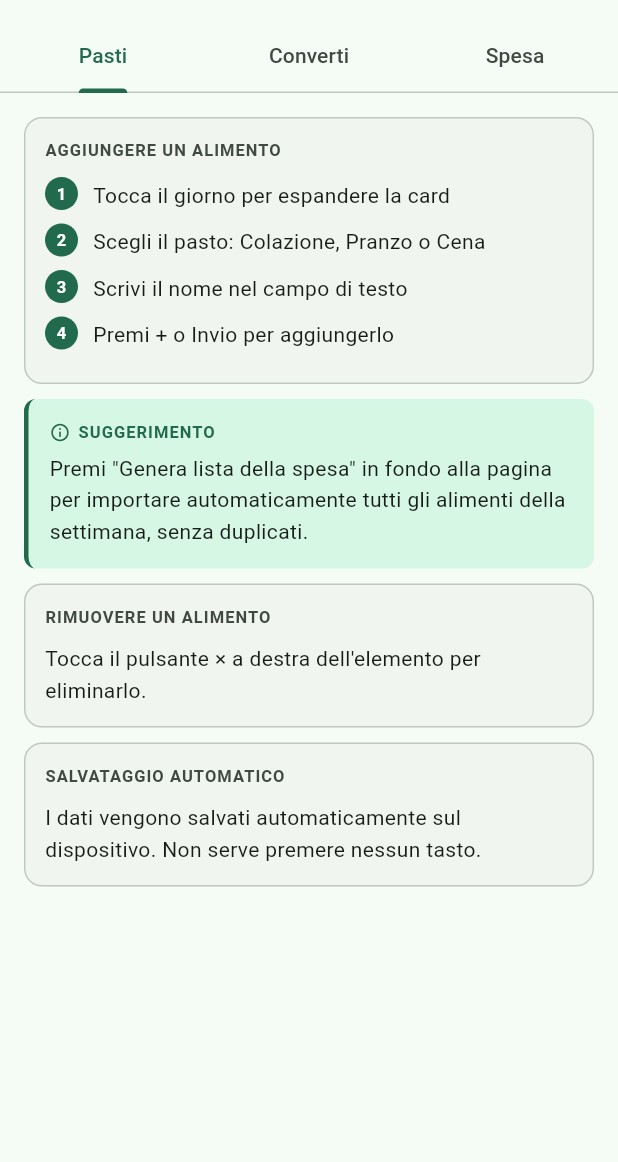
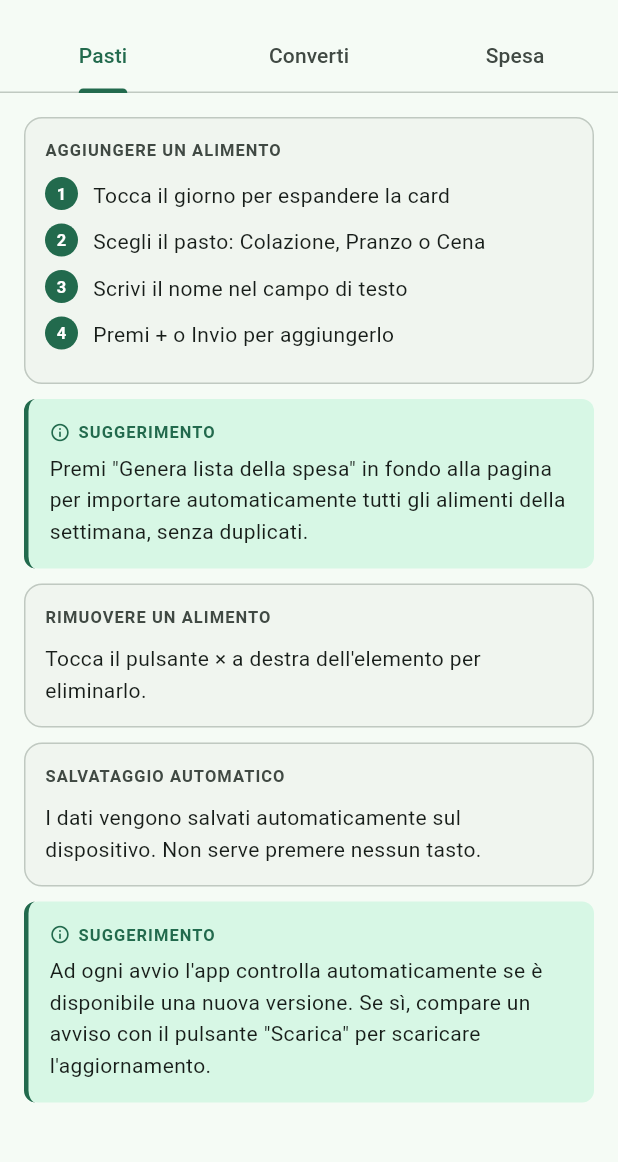
Before and after one commit to davide3011/biteplan, a Flutter app: the GuidePage screen opened directly, on a phone screen of 412 x 824 dp, the part 63-1225 px from its top. Run offline on Flutter 3.47's test engine with Material 3 defaults, Android fonts, the phone set to English and light mode, and no system bars; our stand-ins replace qr_flutter, shared_preferences; missing offline and left inert: mobile_scanner; accounts and stored records are empty; network calls fail.

Commit message:
docs: documenta update checker nella guida utente e nella guida in-app
Aggiunge sezione "Aggiornamenti" in docs/guida-utente.md con rimando
dalla sezione "Informazioni app". Aggiunge TipCard nella tab Pasti
della guida in-app che descrive il controllo automatico all'avvio.

Co-Authored-By: Claude Sonnet 4.6 <noreply@anthropic.com>

```diff
--- a/lib/features/guide/presentation/pages/guide_page.dart
+++ b/lib/features/guide/presentation/pages/guide_page.dart
@@ -67,6 +67,10 @@ class _PastiTab extends StatelessWidget {
           child: _Body(
               text:
                   'I dati vengono salvati automaticamente sul dispositivo. Non serve premere nessun tasto.'),
+        ),
+        const _TipCard(
+          text:
+              'Ad ogni avvio l\'app controlla automaticamente se è disponibile una nuova versione. Se sì, compare un avviso con il pulsante "Scarica" per scaricare l\'aggiornamento.',
         ),
       ],
     );
```
Also changed, not shown: 1 other file.
